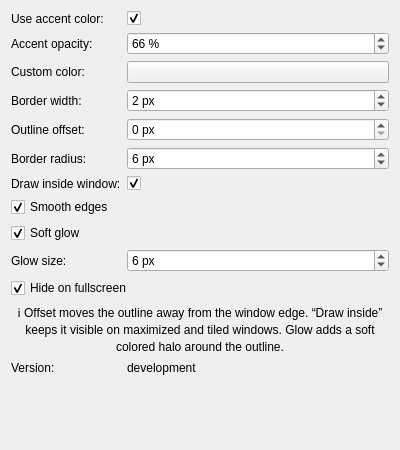
Before: the Qt Designer form activewindowoutline_config.ui in gmalinowski/LeapK, drawn with Qt 5.
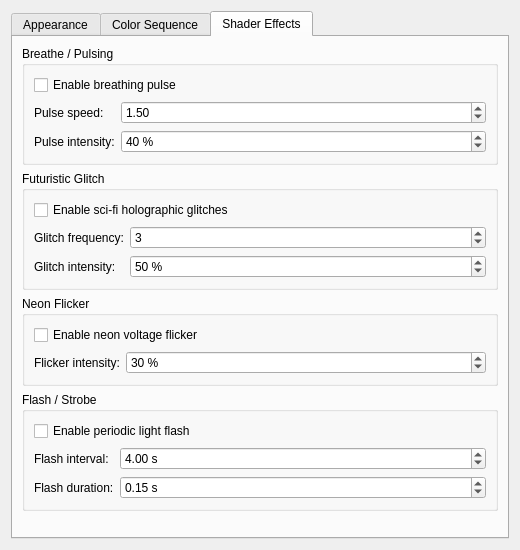
After: the same form once the commit is applied. The open tabs and pages were chosen to show the change. Custom widgets are drawn as their Qt base class.

Commit message: feat: add modular shader effects and multi-color sequence cycling

The edit to the form file:
```diff
--- a/activewindowoutline_config.ui
+++ b/activewindowoutline_config.ui
@@ -10,11 +10,23 @@
    <rect>
     <x>0</x>
     <y>0</y>
-    <width>400</width>
-    <height>450</height>
+    <width>520</width>
+    <height>550</height>
    </rect>
   </property>
-  <layout class="QFormLayout" name="formLayout">
+  <layout class="QVBoxLayout" name="mainVerticalLayout">
+   <item>
+    <widget class="QTabWidget" name="tabWidget">
+     <property name="currentIndex">
+      <number>0</number>
+     </property>
+
+     <!-- TAB 1: General Appearance -->
+     <widget class="QWidget" name="tabGeneral">
+      <attribute name="title">
+       <string>Appearance</string>
+      </attribute>
+      <layout class="QFormLayout" name="formLayoutGeneral">
 
    <item row="0" column="0">
     <widget class="QLabel" name="label_accentColor">
@@ -253,6 +265,443 @@
     </widget>
    </item>
 
+      </layout>
+     </widget>
+
+     <!-- TAB 2: Color Cycling -->
+     <widget class="QWidget" name="tabColors">
+      <attribute name="title">
+       <string>Color Sequence</string>
+      </attribute>
+      <layout class="QVBoxLayout" name="verticalLayoutColors">
+
+       <item>
+        <widget class="QCheckBox" name="kcfg_ColorCycleEnabled">
+         <property name="text">
+          <string>Enable color cycling animation</string>
+         </property>
+         <property name="checked">
+          <bool>false</bool>
+         </property>
+        </widget>
+       </item>
+
+       <item>
+        <widget class="QLabel" name="label_colorSequenceHelp">
+         <property name="text">
+          <string>Add colors to cycle through. Double-click a row to change its color or hold time.</string>
+         </property>
+         <property name="wordWrap">
+          <bool>true</bool>
+         </property>
+        </widget>
+       </item>
+
+       <item>
+        <widget class="QTableWidget" name="tableColors">
+         <property name="selectionBehavior">
+          <enum>QAbstractItemView::SelectRows</enum>
+         </property>
+         <property name="selectionMode">
+          <enum>QAbstractItemView::SingleSelection</enum>
+         </property>
+         <column>
+          <property name="text">
+           <string>Color</string>
+          </property>
+         </column>
+         <column>
+          <property name="text">
+           <string>Hold Time (s)</string>
+          </property>
+         </column>
+        </widget>
+       </item>
+
+       <item>
+        <layout class="QHBoxLayout" name="horizontalLayoutColorButtons">
+         <item>
+          <widget class="QPushButton" name="btnAddColor">
+           <property name="text">
+            <string>+ Add Color…</string>
+           </property>
+          </widget>
+         </item>
+         <item>
+          <widget class="QPushButton" name="btnRemoveColor">
+           <property name="text">
+            <string>- Remove</string>
+           </property>
+          </widget>
+         </item>
+         <item>
+          <widget class="QPushButton" name="btnMoveUp">
+           <property name="text">
+            <string>▲ Up</string>
+           </property>
+          </widget>
+         </item>
+         <item>
+          <widget class="QPushButton" name="btnMoveDown">
+           <property name="text">
+            <string>▼ Down</string>
+           </property>
+          </widget>
+         </item>
+        </layout>
+       </item>
+
+       <item>
+        <widget class="QGroupBox" name="groupTransition">
+         <property name="title">
+          <string>Transition Settings</string>
+         </property>
+         <layout class="QFormLayout" name="formLayoutTransition">
+          <item row="0" column="0">
+           <widget class="QLabel" name="label_transitionDuration">
+            <property name="text">
+             <string>Transition duration:</string>
+            </property>
+           </widget>
+          </item>
+          <item row="0" column="1">
+           <widget class="QDoubleSpinBox" name="kcfg_ColorTransitionDuration">
+            <property name="minimum">
+             <double>0.1</double>
+            </property>
+            <property name="maximum">
+             <double>30.0</double>
+            </property>
+            <property name="singleStep">
+             <double>0.5</double>
+            </property>
+            <property name="value">
+             <double>2.0</double>
+            </property>
+            <property name="suffix">
+             <string> s</string>
+            </property>
+           </widget>
+          </item>
+
+          <item row="1" column="0">
+           <widget class="QLabel" name="label_cycleOrder">
+            <property name="text">
+             <string>Sequence order:</string>
+            </property>
+           </widget>
+          </item>
+          <item row="1" column="1">
+           <widget class="QComboBox" name="kcfg_ColorCycleOrder">
+            <item>
+             <property name="text">
+              <string>Sequential</string>
+             </property>
+            </item>
+            <item>
+             <property name="text">
+              <string>Random</string>
+             </property>
+            </item>
+           </widget>
+          </item>
+
+          <item row="2" column="0">
+           <widget class="QLabel" name="label_cycleEasing">
+            <property name="text">
+             <string>Transition easing (CSS style):</string>
+            </property>
+           </widget>
+          </item>
+          <item row="2" column="1">
+           <widget class="QComboBox" name="kcfg_ColorCycleEasing">
+            <item>
+             <property name="text">
+              <string>Ease In Out (Smoothstep)</string>
+             </property>
+            </item>
+            <item>
+             <property name="text">
+              <string>Linear</string>
+             </property>
+            </item>
+            <item>
+             <property name="text">
+              <string>Ease In (Accelerating)</string>
+             </property>
+            </item>
+            <item>
+             <property name="text">
+              <string>Ease Out (Decelerating)</string>
+             </property>
+            </item>
+           </widget>
+          </item>
+         </layout>
+        </widget>
+       </item>
+
+      </layout>
+     </widget>
+
+     <!-- TAB 3: Shader Effects -->
+     <widget class="QWidget" name="tabEffects">
+      <attribute name="title">
+       <string>Shader Effects</string>
+      </attribute>
+      <layout class="QVBoxLayout" name="verticalLayoutEffects">
+
+       <item>
+        <widget class="QGroupBox" name="groupBreathe">
+         <property name="title">
+          <string>Breathe / Pulsing</string>
+         </property>
+         <layout class="QFormLayout" name="formLayoutBreathe">
+          <item row="0" column="0" colspan="2">
+           <widget class="QCheckBox" name="kcfg_BreatheEnabled">
+            <property name="text">
+             <string>Enable breathing pulse</string>
+            </property>
+           </widget>
+          </item>
+          <item row="1" column="0">
+           <widget class="QLabel" name="label_breatheSpeed">
+            <property name="text">
+             <string>Pulse speed:</string>
+            </property>
+           </widget>
+          </item>
+          <item row="1" column="1">
+           <widget class="QDoubleSpinBox" name="kcfg_BreatheSpeed">
+            <property name="minimum">
+             <double>0.1</double>
+            </property>
+            <property name="maximum">
+             <double>10.0</double>
+            </property>
+            <property name="singleStep">
+             <double>0.2</double>
+            </property>
+            <property name="value">
+             <double>1.5</double>
+            </property>
+           </widget>
+          </item>
+          <item row="2" column="0">
+           <widget class="QLabel" name="label_breatheIntensity">
+            <property name="text">
+             <string>Pulse intensity:</string>
+            </property>
+           </widget>
+          </item>
+          <item row="2" column="1">
+           <widget class="QSpinBox" name="kcfg_BreatheIntensity">
+            <property name="minimum">
+             <number>10</number>
+            </property>
+            <property name="maximum">
+             <number>100</number>
+            </property>
+            <property name="value">
+             <number>40</number>
+            </property>
+            <property name="suffix">
+             <string> %</string>
+            </property>
+           </widget>
+          </item>
+         </layout>
+        </widget>
+       </item>
+
+       <item>
+        <widget class="QGroupBox" name="groupGlitch">
+         <property name="title">
+          <string>Futuristic Glitch</string>
+         </property>
+         <layout class="QFormLayout" name="formLayoutGlitch">
+          <item row="0" column="0" colspan="2">
+           <widget class="QCheckBox" name="kcfg_GlitchEnabled">
+            <property name="text">
+             <string>Enable sci-fi holographic glitches</string>
+            </property>
+           </widget>
+          </item>
+          <item row="1" column="0">
+           <widget class="QLabel" name="label_glitchFrequency">
+            <property name="text">
+             <string>Glitch frequency:</string>
+            </property>
+           </widget>
+          </item>
+          <item row="1" column="1">
+           <widget class="QSpinBox" name="kcfg_GlitchFrequency">
+            <property name="minimum">
+             <number>1</number>
+            </property>
+            <property name="maximum">
+             <number>10</number>
+            </property>
+            <property name="value">
+             <number>3</number>
+            </property>
+           </widget>
+          </item>
+          <item row="2" column="0">
+           <widget class="QLabel" name="label_glitchIntensity">
+            <property name="text">
+             <string>Glitch intensity:</string>
+            </property>
+           </widget>
+          </item>
+          <item row="2" column="1">
+           <widget class="QSpinBox" name="kcfg_GlitchIntensity">
+            <property name="minimum">
+             <number>10</number>
+            </property>
+            <property name="maximum">
+             <number>100</number>
+            </property>
+            <property name="value">
+             <number>50</number>
+            </property>
+            <property name="suffix">
+             <string> %</string>
+            </property>
+           </widget>
+          </item>
+         </layout>
+        </widget>
+       </item>
+
+       <item>
+        <widget class="QGroupBox" name="groupNeonFlicker">
+         <property name="title">
+          <string>Neon Flicker</string>
+         </property>
+         <layout class="QFormLayout" name="formLayoutNeon">
+          <item row="0" column="0" colspan="2">
+           <widget class="QCheckBox" name="kcfg_NeonFlickerEnabled">
+            <property name="text">
+             <string>Enable neon voltage flicker</string>
+            </property>
+           </widget>
+          </item>
+          <item row="1" column="0">
+           <widget class="QLabel" name="label_neonIntensity">
+            <property name="text">
+             <string>Flicker intensity:</string>
+            </property>
+           </widget>
+          </item>
+          <item row="1" column="1">
+           <widget class="QSpinBox" name="kcfg_NeonFlickerIntensity">
+            <property name="minimum">
+             <number>10</number>
+            </property>
+            <property name="maximum">
+             <number>100</number>
+            </property>
+            <property name="value">
+             <number>30</number>
+            </property>
+            <property name="suffix">
+             <string> %</string>
+            </property>
+           </widget>
+          </item>
+         </layout>
+        </widget>
+       </item>
+
+       <item>
+        <widget class="QGroupBox" name="groupFlash">
+         <property name="title">
+          <string>Flash / Strobe</string>
+         </property>
+         <layout class="QFormLayout" name="formLayoutFlash">
+          <item row="0" column="0" colspan="2">
+           <widget class="QCheckBox" name="kcfg_FlashEnabled">
+            <property name="text">
+             <string>Enable periodic light flash</string>
+            </property>
+           </widget>
+          </item>
+          <item row="1" column="0">
+           <widget class="QLabel" name="label_flashInterval">
+            <property name="text">
+             <string>Flash interval:</string>
+            </property>
+           </widget>
+          </item>
+          <item row="1" column="1">
+           <widget class="QDoubleSpinBox" name="kcfg_FlashInterval">
+            <property name="minimum">
+             <double>0.5</double>
+            </property>
+            <property name="maximum">
+             <double>20.0</double>
+            </property>
+            <property name="singleStep">
+             <double>0.5</double>
+            </property>
+            <property name="value">
+             <double>4.0</double>
+            </property>
+            <property name="suffix">
+             <string> s</string>
+            </property>
+           </widget>
+          </item>
+          <item row="2" column="0">
+           <widget class="QLabel" name="label_flashDuration">
+            <property name="text">
+             <string>Flash duration:</string>
+            </property>
+           </widget>
+          </item>
+          <item row="2" column="1">
+           <widget class="QDoubleSpinBox" name="kcfg_FlashDuration">
+            <property name="minimum">
+             <double>0.05</double>
+            </property>
+            <property name="maximum">
+             <double>1.0</double>
+            </property>
+            <property name="singleStep">
+             <double>0.05</double>
+            </property>
+            <property name="value">
+             <double>0.15</double>
+            </property>
+            <property name="suffix">
+             <string> s</string>
+            </property>
+           </widget>
+          </item>
+         </layout>
+        </widget>
+       </item>
+
+       <item>
+        <spacer name="verticalSpacerEffects">
+         <property name="orientation">
+          <enum>Qt::Vertical</enum>
+         </property>
+         <property name="sizeHint" stdset="0">
+          <size>
+           <width>20</width>
+           <height>40</height>
+          </size>
+         </property>
+        </spacer>
+       </item>
+
+      </layout>
+     </widget>
+
+    </widget>
+   </item>
   </layout>
  </widget>
  <customwidgets>
```
Lines whose indentation alone changed are shown as unchanged. The commit also changes 9 other files.
